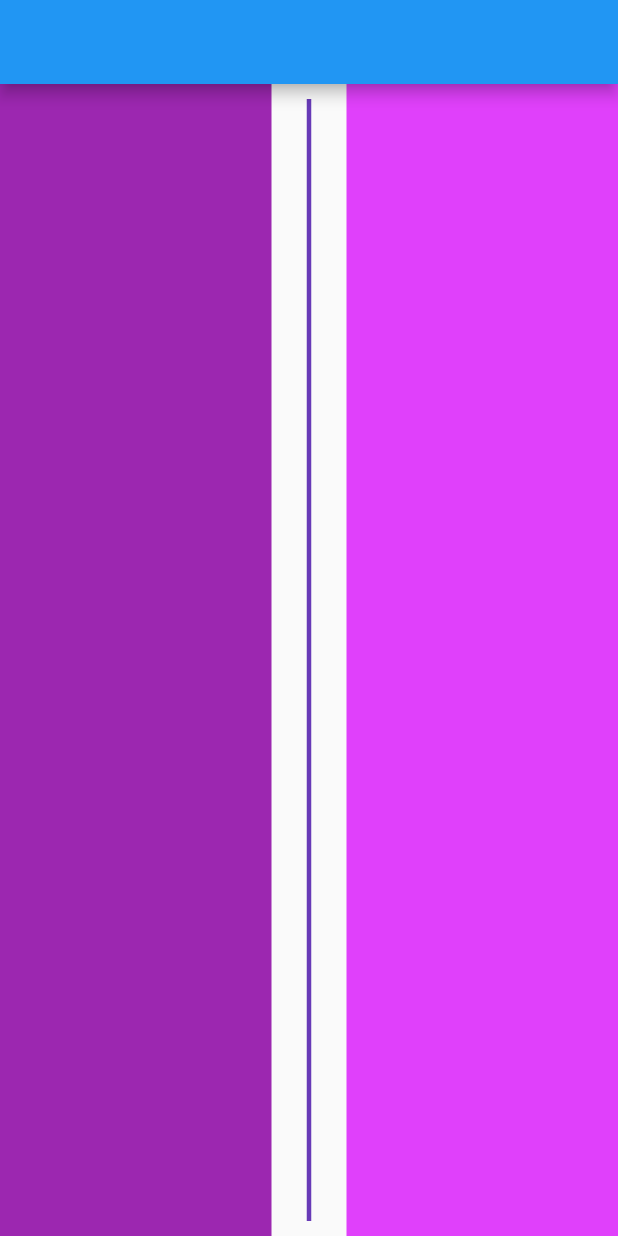
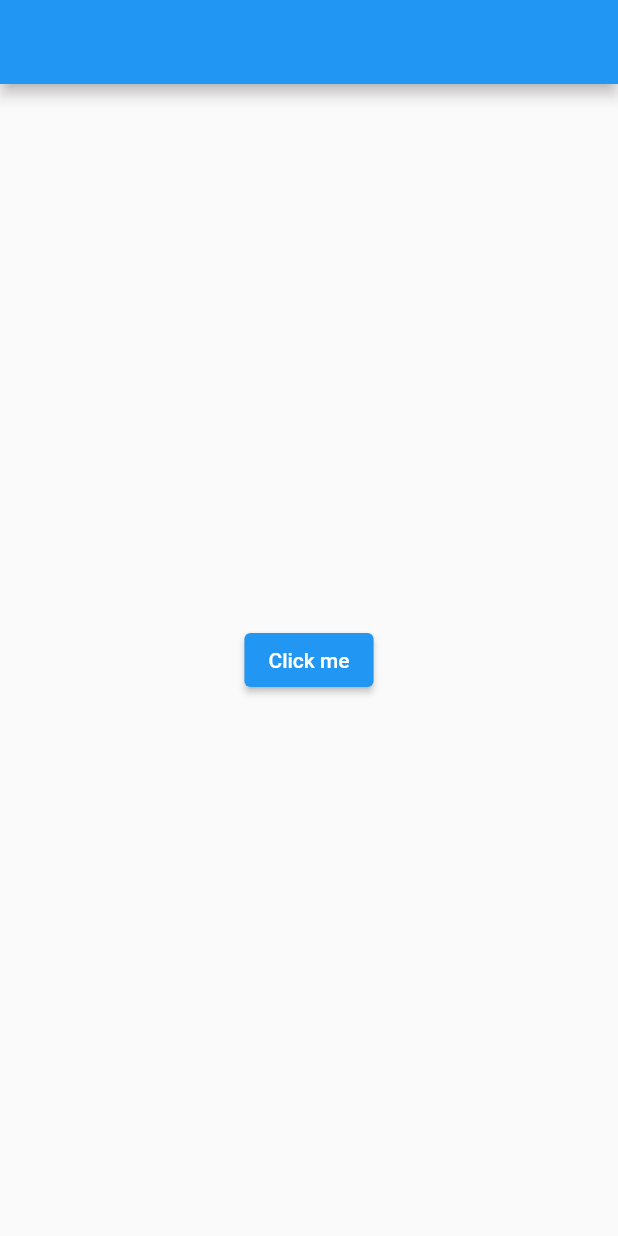
Before and after one commit to jadhavdurgesh/Flutter-widgets, a Flutter app: the screen it shows after launch, on a phone screen of 412 x 824 dp. Run offline on Flutter 3.47's test engine with Material 2 defaults, Android fonts, the phone set to English and light mode, and no system bars.

Commit message:
snackbar widget done

```diff
--- a/lib/main.dart
+++ b/lib/main.dart
@@ -10,9 +10,10 @@
 // import 'package:all_about_widgets/widgets/buttonbar_widget.dart';
 // import 'package:all_about_widgets/widgets/drawer_widget.dart';
 // import 'package:all_about_widgets/widgets/divider_widget.dart';
+import 'package:all_about_widgets/widgets/snackbar_widget.dart';
 import 'package:flutter/material.dart';
 
-import 'widgets/verticaldivider_widget.dart';
+// import 'widgets/verticaldivider_widget.dart';
 
 // import 'widgets/inkwell_widget.dart';
 
@@ -47,7 +48,7 @@ class MyApp extends StatelessWidget {
         // is not restarted.
         primarySwatch: Colors.blue,
       ),
-      home: const VerticalDividerWidget(),
+      home: const SnackBarWidget(),
     );
   }
 }
--- a/lib/widgets/inkwell_widget.dart
+++ b/lib/widgets/inkwell_widget.dart
@@ -15,6 +15,7 @@ class _InkWellWidgetState extends State<InkWellWidget> {
         child: InkWell(
           onTap: (){},
           onTapDown: (details) {
+            // ignore: avoid_print
             print('object');
           },
           splashColor: Colors.orange,
--- /dev/null
+++ b/lib/widgets/snackbar_widget.dart
@@ -0,0 +1,27 @@
+import 'package:flutter/material.dart';
+
+class SnackBarWidget extends StatefulWidget {
+  const SnackBarWidget({super.key});
+
+  @override
+  State<SnackBarWidget> createState() => _SnackBarWidgetState();
+}
+
+class _SnackBarWidgetState extends State<SnackBarWidget> {
+  @override
+  Widget build(BuildContext context) {
+    return Scaffold(
+      appBar: AppBar(),
+      body: Builder(builder: (context) {
+        return Center(
+          child: ElevatedButton(
+              onPressed: () {
+                const message = SnackBar(content: Text('This is SnackBar'));
+                ScaffoldMessenger.of(context).showSnackBar(message);
+              },
+              child: const Text('Click me')),
+        );
+      }),
+    );
+  }
+}
```
